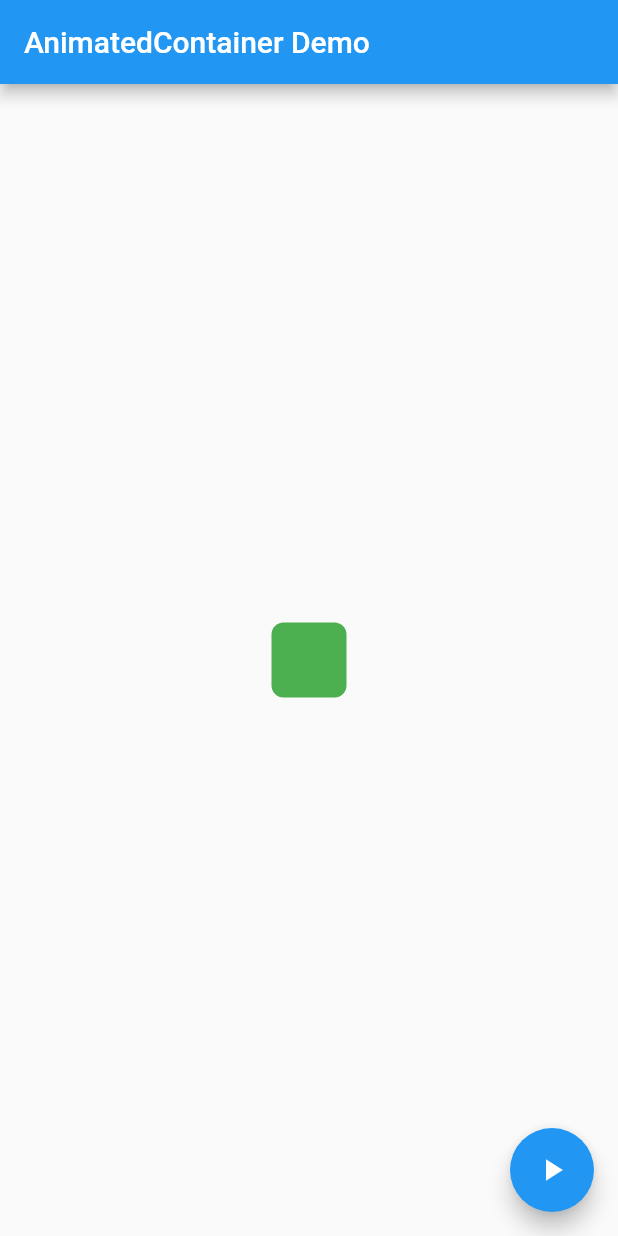
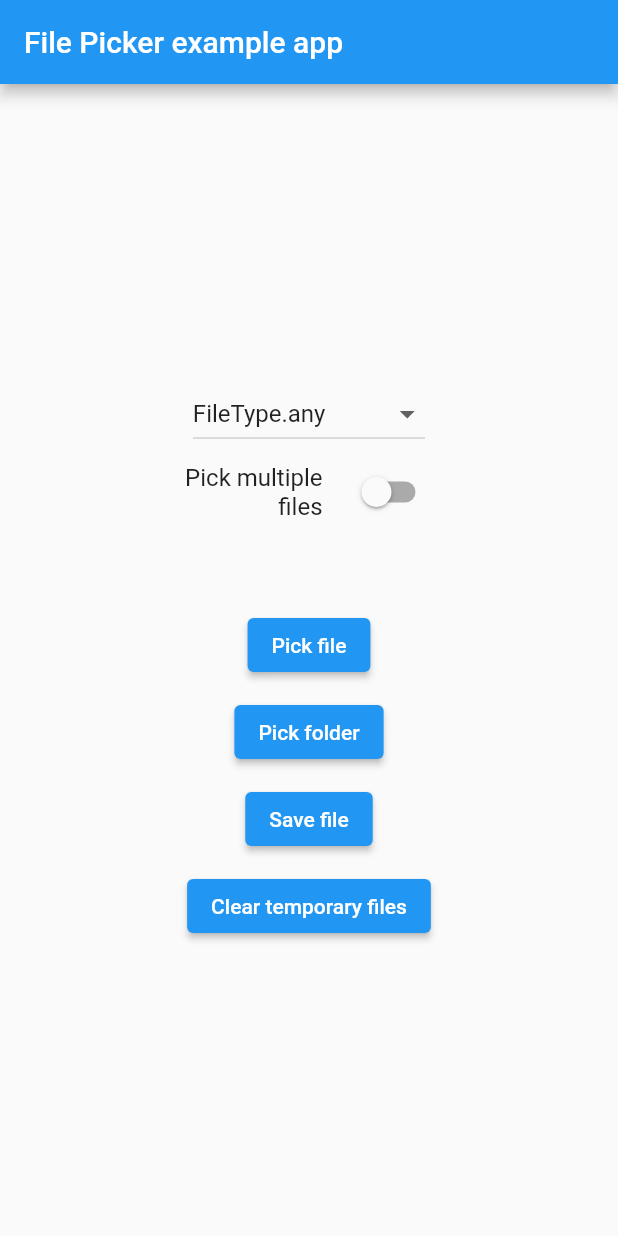
Before and after one commit to Dhivakarkd/FlutterPlayground, a Flutter app: the screen it shows after launch, on a phone screen of 412 x 824 dp. Run offline on Flutter 3.47's test engine with Material 2 defaults, Android fonts, the phone set to English and light mode, and no system bars; our stand-ins replace file_picker, permission_handler; missing offline and left inert: filesystem_picker.

Commit message:
added file handler

```diff
--- a/lib/AnimatedContainerApp.dart
+++ b/lib/AnimatedContainerApp.dart
@@ -57,6 +57,7 @@ class _AnimatedContainerAppState extends State<AnimatedContainerApp> {
                 random.nextInt(256),
                 1,
               );
+              // Not a Text
 
               // Generate a random border radius.
               _borderRadius =
--- /dev/null
+++ b/lib/FilePickerDemo.dart
@@ -0,0 +1,307 @@
+import 'package:file_picker/file_picker.dart';
+import 'package:flutter/foundation.dart';
+import 'package:flutter/material.dart';
+import 'package:flutter/services.dart';
+
+class FilePickerDemo extends StatefulWidget {
+  @override
+  _FilePickerDemoState createState() => _FilePickerDemoState();
+}
+
+class _FilePickerDemoState extends State<FilePickerDemo> {
+  final GlobalKey<ScaffoldState> _scaffoldKey = GlobalKey<ScaffoldState>();
+  final _scaffoldMessengerKey = GlobalKey<ScaffoldMessengerState>();
+  String? _fileName;
+  String? _saveAsFileName;
+  List<PlatformFile>? _paths;
+  String? _directoryPath;
+  String? _extension;
+  bool _isLoading = false;
+  bool _userAborted = false;
+  bool _multiPick = false;
+  FileType _pickingType = FileType.any;
+  TextEditingController _controller = TextEditingController();
+
+  @override
+  void initState() {
+    super.initState();
+    _controller.addListener(() => _extension = _controller.text);
+  }
+
+  void _pickFiles() async {
+    _resetState();
+    try {
+      _directoryPath = null;
+      _paths = (await FilePicker.platform.pickFiles(
+        type: _pickingType,
+        allowMultiple: _multiPick,
+        onFileLoading: (FilePickerStatus status) => print(status),
+        allowedExtensions: (_extension?.isNotEmpty ?? false)
+            ? _extension?.replaceAll(' ', '').split(',')
+            : null,
+      ))
+          ?.files;
+    } on PlatformException catch (e) {
+      _logException('Unsupported operation' + e.toString());
+    } catch (e) {
+      _logException(e.toString());
+    }
+    if (!mounted) return;
+    setState(() {
+      _isLoading = false;
+      _fileName =
+          _paths != null ? _paths!.map((e) => e.name).toString() : '...';
+      _userAborted = _paths == null;
+    });
+  }
+
+  void _clearCachedFiles() async {
+    _resetState();
+    try {
+      bool? result = await FilePicker.platform.clearTemporaryFiles();
+      ScaffoldMessenger.of(context).showSnackBar(
+        SnackBar(
+          backgroundColor: result! ? Colors.green : Colors.red,
+          content: Text((result
+              ? 'Temporary files removed with success.'
+              : 'Failed to clean temporary files')),
+        ),
+      );
+    } on PlatformException catch (e) {
+      _logException('Unsupported operation' + e.toString());
+    } catch (e) {
+      _logException(e.toString());
+    } finally {
+      setState(() => _isLoading = false);
+    }
+  }
+
+  void _selectFolder() async {
+    _resetState();
+    try {
+      String? path = await FilePicker.platform.getDirectoryPath();
+      setState(() {
+        _directoryPath = path;
+        _userAborted = path == null;
+      });
+    } on PlatformException catch (e) {
+      _logException('Unsupported operation' + e.toString());
+    } catch (e) {
+      _logException(e.toString());
+    } finally {
+      setState(() => _isLoading = false);
+    }
+  }
+
+  Future<void> _saveFile() async {
+    _resetState();
+    try {
+      String? fileName = await FilePicker.platform.saveFile(
+        allowedExtensions: (_extension?.isNotEmpty ?? false)
+            ? _extension?.replaceAll(' ', '').split(',')
+            : null,
+        type: _pickingType,
+      );
+      setState(() {
+        _saveAsFileName = fileName;
+        _userAborted = fileName == null;
+      });
+    } on PlatformException catch (e) {
+      _logException('Unsupported operation' + e.toString());
+    } catch (e) {
+      _logException(e.toString());
+    } finally {
+      setState(() => _isLoading = false);
+    }
+  }
+
+  void _logException(String message) {
+    print(message);
+    _scaffoldMessengerKey.currentState?.hideCurrentSnackBar();
+    _scaffoldMessengerKey.currentState?.showSnackBar(
+      SnackBar(
+        content: Text(message),
+      ),
+    );
+  }
+
+  void _resetState() {
+    if (!mounted) {
+      return;
+    }
+    setState(() {
+      _isLoading = true;
+      _directoryPath = null;
+      _fileName = null;
+      _paths = null;
+      _saveAsFileName = null;
+      _userAborted = false;
+    });
+  }
+
+  @override
+  Widget build(BuildContext context) {
+    return MaterialApp(
+      scaffoldMessengerKey: _scaffoldMessengerKey,
+      home: Scaffold(
+        key: _scaffoldKey,
+        appBar: AppBar(
+          title: const Text('File Picker example app'),
+        ),
+        body: Center(
+          child: Padding(
+            padding: const EdgeInsets.only(left: 10.0, right: 10.0),
+            child: SingleChildScrollView(
+              child: Column(
+                mainAxisAlignment: MainAxisAlignment.center,
+                children: <Widget>[
+                  Padding(
+                    padding: const EdgeInsets.only(top: 20.0),
+                    child: DropdownButton<FileType>(
+                        hint: const Text('LOAD PATH FROM'),
+                        value: _pickingType,
+                        items: FileType.values
+                            .map((fileType) => DropdownMenuItem<FileType>(
+                                  child: Text(fileType.toString()),
+                                  value: fileType,
+                                ))
+                            .toList(),
+                        onChanged: (value) => setState(() {
+                              _pickingType = value!;
+                              if (_pickingType != FileType.custom) {
+                                _controller.text = _extension = '';
+                              }
+                            })),
+                  ),
+                  ConstrainedBox(
+                    constraints: const BoxConstraints.tightFor(width: 100.0),
+                    child: _pickingType == FileType.custom
+                        ? TextFormField(
+                            maxLength: 15,
+                            autovalidateMode: AutovalidateMode.always,
+                            controller: _controller,
+                            decoration: InputDecoration(
+                              labelText: 'File extension',
+                            ),
+                            keyboardType: TextInputType.text,
+                            textCapitalization: TextCapitalization.none,
+                          )
+                        : const SizedBox(),
+                  ),
+                  ConstrainedBox(
+                    constraints: const BoxConstraints.tightFor(width: 200.0),
+                    child: SwitchListTile.adaptive(
+                      title: Text(
+                        'Pick multiple files',
+                        textAlign: TextAlign.right,
+                      ),
+                      onChanged: (bool value) =>
+                          setState(() => _multiPick = value),
+                      value: _multiPick,
+                    ),
+                  ),
+                  Padding(
+                    padding: const EdgeInsets.only(top: 50.0, bottom: 20.0),
+                    child: Column(
+                      children: <Widget>[
+                        ElevatedButton(
+                          onPressed: () => _pickFiles(),
+                          child: Text(_multiPick ? 'Pick files' : 'Pick file'),
+                        ),
+                        SizedBox(height: 10),
+                        ElevatedButton(
+                          onPressed: () => _selectFolder(),
+                          child: const Text('Pick folder'),
+                        ),
+                        SizedBox(height: 10),
+                        ElevatedButton(
+                          onPressed: () => _saveFile(),
+                          child: const Text('Save file'),
+                        ),
+                        SizedBox(height: 10),
+                        ElevatedButton(
+                          onPressed: () => _clearCachedFiles(),
+                          child: const Text('Clear temporary files'),
+                        ),
+                      ],
+                    ),
+                  ),
+                  Builder(
+                    builder: (BuildContext context) => _isLoading
+                        ? Padding(
+                            padding: const EdgeInsets.only(bottom: 10.0),
+                            child: const CircularProgressIndicator(),
+                          )
+                        : _userAborted
+                            ? Padding(
+                                padding: const EdgeInsets.only(bottom: 10.0),
+                                child: const Text(
+                                  'User has aborted the dialog',
+                                ),
+                              )
+                            : _directoryPath != null
+                                ? ListTile(
+                                    title: const Text('Directory path'),
+                                    subtitle: Text(_directoryPath!),
+                                  )
+                                : _paths != null
+                                    ? Container(
+                                        padding:
+                                            const EdgeInsets.only(bottom: 30.0),
+                                        height:
+                                            MediaQuery.of(context).size.height *
+                                                0.50,
+                                        child: Scrollbar(
+                                            child: ListView.separated(
+                                          itemCount: _paths != null &&
+                                                  _paths!.isNotEmpty
+                                              ? _paths!.length
+                                              : 1,
+                                          itemBuilder: (BuildContext context,
+                                              int index) {
+                                            final bool isMultiPath =
+                                                _paths != null &&
+                                                    _paths!.isNotEmpty;
+                                            final String name =
+                                                'File $index: ' +
+                                                    (isMultiPath
+                                                        ? _paths!
+                                                            .map((e) => e.name)
+                                                            .toList()[index]
+                                                        : _fileName ?? '...');
+                                            final path = kIsWeb
+                                                ? null
+                                                : _paths!
+                                                    .map((e) => e.path)
+                                                    .toList()[index]
+                                                    .toString();
+
+                                            return ListTile(
+                                              title: Text(
+                                                name,
+                                              ),
+                                              subtitle: Text(path ?? ''),
+                                            );
+                                          },
+                                          separatorBuilder:
+                                              (BuildContext context,
+                                                      int index) =>
+                                                  const Divider(),
+                                        )),
+                                      )
+                                    : _saveAsFileName != null
+                                        ? ListTile(
+                                            title: const Text('Save file'),
+                                            subtitle: Text(_saveAsFileName!),
+                                          )
+                                        : const SizedBox(),
+                  ),
+                ],
+              ),
+            ),
+          ),
+        ),
+      ),
+    );
+  }
+}
--- /dev/null
+++ b/lib/PickerDemoApp.dart
@@ -0,0 +1,45 @@
+import 'dart:io';
+import 'package:flutter/material.dart';
+import 'package:path_provider/path_provider.dart';
+import 'package:permission_handler/permission_handler.dart';
+import 'package:filesystem_picker/filesystem_picker.dart';
+
+class PickerApp extends StatelessWidget {
+  const PickerApp({Key? key}) : super(key: key);
+
+  @override
+  Widget build(BuildContext context) {
+    return MaterialApp(
+      title: 'Picker Example',
+      theme: ThemeData(
+        primarySwatch: Colors.teal,
+      ),
+      home: const DemoScreen(),
+    );
+  }
+}
+
+class DemoScreen extends StatelessWidget {
+  const DemoScreen({Key? key}) : super(key: key);
+
+  @override
+  Widget build(BuildContext context) {
+    return Scaffold(
+      body: Center(
+        child: ElevatedButton(
+          child: const Text('Pick file'),
+          onPressed: () async {
+            final Directory rootPath = await getTemporaryDirectory();
+            String? path = await FilesystemPicker.open(
+              title: 'Pick file',
+              context: context,
+              rootDirectory: rootPath,
+              fsType: FilesystemType.file,
+            );
+            debugPrint('File: $path');
+          },
+        ),
+      ),
+    );
+  }
+}
--- a/lib/main.dart
+++ b/lib/main.dart
@@ -1,5 +1,7 @@
 import 'package:flutter/material.dart';
 
 import 'package:flutter_playground/AnimatedContainerApp.dart';
+import 'package:flutter_playground/FilePickerDemo.dart';
+import 'package:flutter_playground/PickerDemoApp.dart';
 
-main() => runApp(const AnimatedContainerApp());
+main() => runApp(FilePickerDemo());
```
Also changed, not shown: pubspec.yaml (+8 -0 lines), pubspec.lock, 3 other files.
